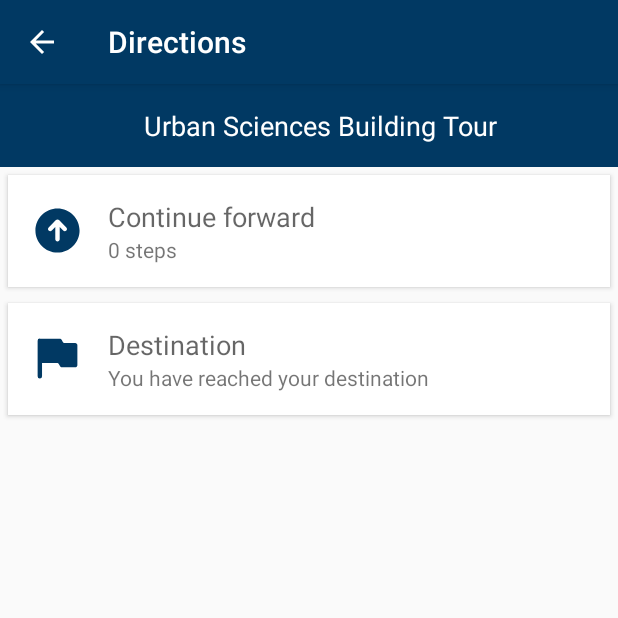
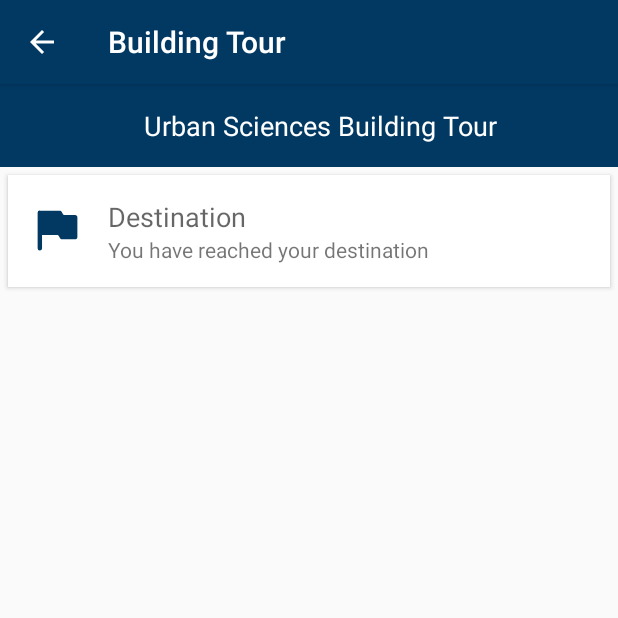
Before and after one commit to dan0v/USB-Team-22, an Android app: the NavigationActivity screen opened directly, with no data from a screen before it, on a phone screen of 412 x 824 dp, the top half of it. Run offline under Robolectric (Android 15) with nearby library versions, the phone set to English and light mode, and no system bars; 10 statements that could not run were skipped.

Commit message:
Added tour navigation mode.

```diff
--- a/app/src/main/java/uk/ac/newcastle/team22/usb/activities/NavigationActivity.java
+++ b/app/src/main/java/uk/ac/newcastle/team22/usb/activities/NavigationActivity.java
@@ -94,6 +94,7 @@
             destinationLocation.setVisibility(View.GONE);
 
             // Clear navigation tags text - temporary visual fix.
+            setTitle(R.string.tourTitle);
             TextView startTag = findViewById(R.id.navigation_start_tag);
             TextView destinationTag = findViewById(R.id.navigation_destination_tag);
             startTag.setVisibility(View.GONE);
--- a/app/src/main/java/uk/ac/newcastle/team22/usb/fragments/DashboardFragment.java
+++ b/app/src/main/java/uk/ac/newcastle/team22/usb/fragments/DashboardFragment.java
@@ -19,6 +19,7 @@
 import java.util.List;
 
 import uk.ac.newcastle.team22.usb.R;
+import uk.ac.newcastle.team22.usb.activities.NavigationActivity;
 import uk.ac.newcastle.team22.usb.activities.SearchActivity;
 import uk.ac.newcastle.team22.usb.coreApp.AbstractCardData;
 import uk.ac.newcastle.team22.usb.coreApp.AbstractViewHolder;
@@ -134,12 +135,14 @@
                     public void onClick(View v) {
                         switch (item.getShortcut()) {
                             case TOUR:
-                                // TODO: Show tour.
+                                Intent navIntent = new Intent(v.getContext(), NavigationActivity.class);
+                                v.getContext().startActivity(navIntent);
                                 break;
                             case NAVIGATION:
                                 Intent intent = new Intent(v.getContext(), SearchActivity.class);
                                 intent.putExtra("isExplicitNavigation", true);
                                 v.getContext().startActivity(intent);
+                                break;
                             default:
                                 break;
                         }
--- a/app/src/main/java/uk/ac/newcastle/team22/usb/navigation/CardBuilder.java
+++ b/app/src/main/java/uk/ac/newcastle/team22/usb/navigation/CardBuilder.java
@@ -1,6 +1,7 @@
 package uk.ac.newcastle.team22.usb.navigation;
 
 import android.content.Context;
+import android.util.Log;
 
 import java.util.ArrayList;
 import java.util.List;
@@ -22,7 +23,6 @@
      * nodes.
      * @param edges list of edges whose directions should be parsed.
      * @return List of direction enums.
-     * @throws IllegalArgumentException
      */
     public static List<AbstractCardData> buildCards(List<Edge> edges, Context context) {
         List<AbstractCardData> cards = new ArrayList();
@@ -42,6 +42,7 @@
                 tourNodes.add(currentEdge.getOrigin());
                 distances.add(i, 0.0);
                 parsedDirections.add(i, Direction.TOUR_LOCATION);
+                i++;
             }
 
             // Display the floor to exit lifts at.
@@ -75,10 +76,11 @@
         // Construct cards.
         int currentTourNodeIndex = 0;
         int currentFloorChange = 0;
+
         for (int j = 0; j < parsedDirections.size(); j++) {
             if (parsedDirections.get(j).equals(Direction.TOUR_LOCATION)) {
                 Node currentNode = tourNodes.get(currentTourNodeIndex);
-                TourCardData currentCard = new TourCardData(currentNode.getName(), currentNode.getDescription(), currentNode.getImage());
+                TourCardData currentCard = new TourCardData(currentNode.getName(), (currentNode.getDescription().replace("\\n", "\n")), currentNode.getImage());
                 cards.add(currentCard);
                 currentTourNodeIndex++;
             } else {
@@ -99,6 +101,12 @@
                     String directionText = context.getString(parsedDirections.get(j).getLocalisedDirection());
                     int distance = ((int) Math.round(distances.get(j)));
                     String distanceText;
+
+                    // Ignore tour directions in the same location.
+                    if (distance == 0) {
+                        continue;
+                    }
+
                     if (distance == 1) {
                         distanceText = context.getString(R.string.navigationStep);
                     }
--- a/app/src/main/res/layout/card_view_tour.xml
+++ b/app/src/main/res/layout/card_view_tour.xml
@@ -32,7 +32,7 @@
 
             <ImageView
                 android:id="@+id/tourLocationImage"
-                android:layout_width="wrap_content"
+                android:layout_width="match_parent"
                 android:layout_height="@dimen/tour_location_image_height"
                 android:layout_below="@id/tourLocationNameText"
                 android:background="?attr/selectableItemBackgroundBorderless"
@@ -47,7 +47,7 @@
                 android:layout_width="match_parent"
                 android:layout_height="wrap_content"
                 android:layout_below="@id/tourLocationImage"
-                android:gravity="center"
+                android:gravity="left|center"
                 android:paddingTop="@dimen/tour_location_image_padding"
                 android:paddingBottom="@dimen/tour_description_text_padding"
                 android:paddingLeft="@dimen/tour_description_text_padding"
--- a/app/src/main/res/values/dimens.xml
+++ b/app/src/main/res/values/dimens.xml
@@ -26,7 +26,7 @@
     <dimen name="navigation_distance_text">15sp</dimen>
     <dimen name="navigation_distance_text_width">60dp</dimen>
 
-    <dimen name="tour_location_image_height">140dp</dimen>
+    <dimen name="tour_location_image_height">250dp</dimen>
     <dimen name="tour_location_image_width">60dp</dimen>
     <dimen name="tour_location_image_padding">10dp</dimen>
     <dimen name="tour_description_text_padding">20dp</dimen>
--- a/app/src/main/res/values/strings.xml
+++ b/app/src/main/res/values/strings.xml
@@ -56,6 +56,7 @@
 
     <!--tour start-->
     <string name="tour">Tour</string>
+    <string name="tourTitle">Building Tour</string>
     <!--tour end-->
 
     <!--café start-->
```
